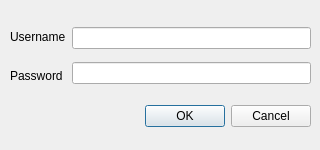
Above: friendlylogin.ui from Andrii-hotfix/FriendlyCrypter before the change. Below: the same form after it.
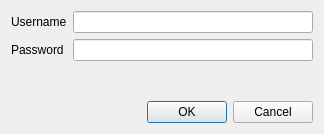
That is the form after the change.

Patch:
```diff
--- a/friendlylogin.ui
+++ b/friendlylogin.ui
@@ -6,73 +6,76 @@
    <rect>
     <x>0</x>
     <y>0</y>
-    <width>320</width>
-    <height>150</height>
+    <width>324</width>
+    <height>134</height>
    </rect>
   </property>
+  <property name="sizePolicy">
+   <sizepolicy hsizetype="Fixed" vsizetype="Fixed">
+    <horstretch>0</horstretch>
+    <verstretch>0</verstretch>
+   </sizepolicy>
+  </property>
   <property name="windowTitle">
    <string>Login</string>
   </property>
-  <widget class="QDialogButtonBox" name="YN">
-   <property name="geometry">
-    <rect>
-     <x>10</x>
-     <y>100</y>
-     <width>301</width>
-     <height>32</height>
-    </rect>
-   </property>
-   <property name="orientation">
-    <enum>Qt::Horizontal</enum>
-   </property>
-   <property name="standardButtons">
-    <set>QDialogButtonBox::Cancel|QDialogButtonBox::Ok</set>
-   </property>
-  </widget>
-  <widget class="QWidget" name="layoutWidget">
-   <property name="geometry">
-    <rect>
-     <x>10</x>
-     <y>20</y>
-     <width>301</width>
-     <height>72</height>
-    </rect>
-   </property>
-   <layout class="QHBoxLayout" name="Main">
+  <layout class="QGridLayout" name="gridLayout">
+   <item row="0" column="0">
+    <layout class="QVBoxLayout" name="LoginVL">
     <item>
-     <layout class="QVBoxLayout" name="Labels">
-      <item>
+      <layout class="QFormLayout" name="LoginFL">
+       <item row="2" column="0">
        <widget class="QLabel" name="UnameLbl">
         <property name="text">
          <string>Username</string>
         </property>
        </widget>
       </item>
-      <item>
+       <item row="3" column="0">
        <widget class="QLabel" name="PwdLbl">
         <property name="text">
          <string>Password</string>
         </property>
        </widget>
       </item>
-     </layout>
-    </item>
-    <item>
-     <layout class="QVBoxLayout" name="Inputs">
-      <item>
-       <widget class="QLineEdit" name="UnameLEdit"/>
-      </item>
-      <item>
+       <item row="3" column="1">
        <widget class="QLineEdit" name="PwdLEdit">
+         <property name="sizePolicy">
+          <sizepolicy hsizetype="Expanding" vsizetype="Fixed">
+           <horstretch>0</horstretch>
+           <verstretch>0</verstretch>
+          </sizepolicy>
+         </property>
         <property name="echoMode">
          <enum>QLineEdit::Password</enum>
         </property>
        </widget>
       </item>
-     </layout>
-    </item>
-   </layout>
-  </widget>
+       <item row="2" column="1">
+        <widget class="QLineEdit" name="UnameLEdit">
+         <property name="sizePolicy">
+          <sizepolicy hsizetype="Expanding" vsizetype="Fixed">
+           <horstretch>0</horstretch>
+           <verstretch>0</verstretch>
+          </sizepolicy>
+         </property>
+        </widget>
+       </item>
+      </layout>
+     </item>
+     <item>
+      <widget class="QDialogButtonBox" name="YN">
+       <property name="orientation">
+        <enum>Qt::Horizontal</enum>
+       </property>
+       <property name="standardButtons">
+        <set>QDialogButtonBox::Cancel|QDialogButtonBox::Ok</set>
+       </property>
+      </widget>
+     </item>
+    </layout>
+   </item>
+  </layout>
  </widget>
  <resources/>
  <connections>
```
Lines whose indentation alone changed are shown as unchanged.
